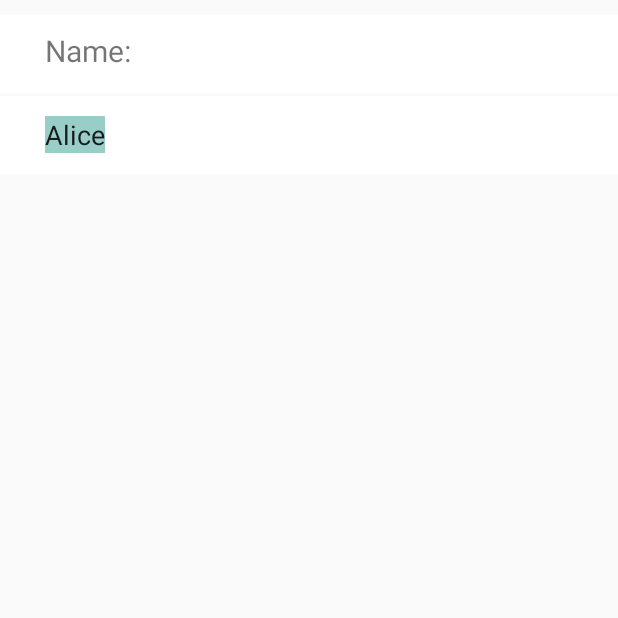
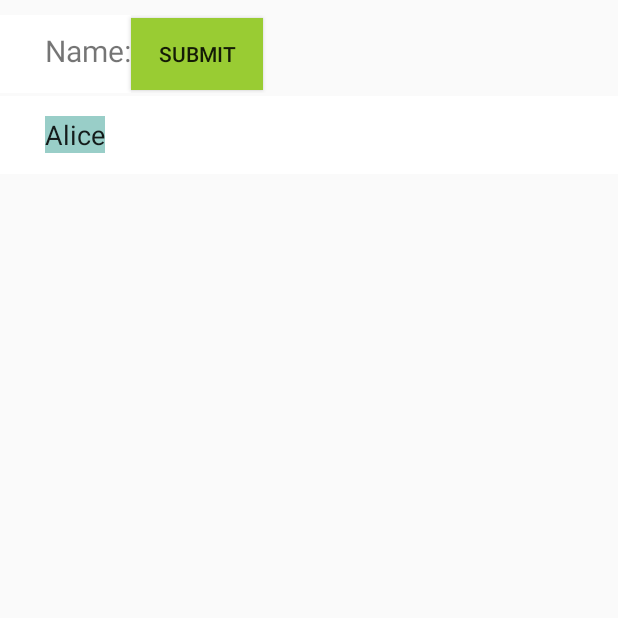
Before and after one commit to chendongmidong/Nourriture_BTJU, an Android app: the PersonalSettingFragment screen opened directly, with no data from a screen before it, after a tap on "Name", on a phone screen of 412 x 824 dp, the top half of it. Run offline under Robolectric (Android 15) with nearby library versions, the phone set to English and light mode, and no system bars.

Commit message:
setting module

```diff
--- a/application/Nourriture/app/src/main/java/com/nourriture/app/setting/PersonalSettingFragment.java
+++ b/application/Nourriture/app/src/main/java/com/nourriture/app/setting/PersonalSettingFragment.java
@@ -17,7 +17,8 @@ import java.util.*;
  * Created by liuyifan on 15/12/10.
  */
 @SuppressWarnings("unchecked")
-public class PersonalSettingFragment extends Fragment implements AdapterView.OnItemClickListener {
+public class PersonalSettingFragment extends Fragment
+        implements AdapterView.OnItemClickListener {
     private int[] picture = {R.mipmap.name, R.mipmap.account, R.mipmap.password, R.mipmap.sex, R.mipmap.country, R.mipmap.religion};
     private String[] list = {"Name", "Account", "Password", "Sex", "Country", "Religion"};
     private String[] value = new String[6];
@@ -95,7 +96,8 @@ public class PersonalSettingFragment extends Fragment implements AdapterView.OnI
             if (actionName.equals("name")){
                 String name = value[0];
                 Bundle arguments = new Bundle();
-                arguments.putString("name",name);
+                arguments.putString("name", name);
+                arguments.putBoolean("isTwoPane", isTwoPane);
                 PersonalSettingNameFragment personalSettingNameFragment = new PersonalSettingNameFragment();
                 personalSettingNameFragment.setArguments(arguments);
                 getActivity().getSupportFragmentManager().beginTransaction()
@@ -104,7 +106,7 @@ public class PersonalSettingFragment extends Fragment implements AdapterView.OnI
         } else {
             if (actionName.equals("name")){
                 String name = value[0];
-                PersonalSettingNameActivity.actionStart(getActivity(), name);
+                PersonalSettingNameActivity.actionStart(getActivity(), name, isTwoPane);
             }
         }
     }
--- a/application/Nourriture/app/src/main/java/com/nourriture/app/setting/PersonalSettingNameActivity.java
+++ b/application/Nourriture/app/src/main/java/com/nourriture/app/setting/PersonalSettingNameActivity.java
@@ -17,15 +17,18 @@ public class PersonalSettingNameActivity extends FragmentActivity {
         requestWindowFeature(Window.FEATURE_NO_TITLE);
         setContentView(R.layout.setting_name);
 
-        String name = getIntent().getStringExtra("name");
-        PersonalSettingNameFragment personalSettingNameFragment =
-                (PersonalSettingNameFragment) getSupportFragmentManager().findFragmentById(R.id.setting_name_frag);
-        personalSettingNameFragment.setName(name);
+//        String name = getIntent().getStringExtra("name");
+//        boolean isTwoPane = getIntent().getBooleanExtra("isTwoPane", false);
+//
+//        PersonalSettingNameFragment personalSettingNameFragment =
+//                (PersonalSettingNameFragment) getSupportFragmentManager().findFragmentById(R.id.setting_name_frag);
+//        personalSettingNameFragment.setName(name);
     }
 
-    public static void actionStart(Context context, String name){
+    public static void actionStart(Context context, String name, boolean isTwoPane){
         Intent intent = new Intent(context, PersonalSettingNameActivity.class);
-        intent.putExtra("name",name);
+        intent.putExtra("name", name);
+        intent.putExtra("isTwoPane", isTwoPane);
         context.startActivity(intent);
     }
 }
--- a/application/Nourriture/app/src/main/java/com/nourriture/app/setting/PersonalSettingNameFragment.java
+++ b/application/Nourriture/app/src/main/java/com/nourriture/app/setting/PersonalSettingNameFragment.java
@@ -6,6 +6,7 @@ import android.support.v4.app.Fragment;
 import android.view.LayoutInflater;
 import android.view.View;
 import android.view.ViewGroup;
+import android.widget.Button;
 import android.widget.EditText;
 import com.nourriture.app.R;
 
@@ -14,14 +15,20 @@ import com.nourriture.app.R;
  */
 public class PersonalSettingNameFragment extends Fragment {
     private View view;
-    private String name = "";
+    private String name;
+    boolean isTwoPane;
 
     @Override
     public void onCreate(Bundle savedInstanceState){
         super.onCreate(savedInstanceState);
 
-        if(getArguments()!=null && getArguments().containsKey("name")){
+        //get name and isTwoPane from Bundle--tablet or Intent--phone
+        if(getArguments()!=null && getArguments().containsKey("name") && getArguments().containsKey("isTwoPane")){
             name = getArguments().getString("name");
+            isTwoPane = getArguments().getBoolean("isTwoPane");
+        } else if(getActivity().getIntent().getStringExtra("name") != null){
+            name = getActivity().getIntent().getStringExtra("name");
+            isTwoPane = getActivity().getIntent().getBooleanExtra("isTwoPane", false);
         }
     }
 
@@ -29,12 +36,29 @@ public class PersonalSettingNameFragment extends Fragment {
     public View onCreateView(LayoutInflater inflater, ViewGroup container, Bundle savedInstanceState){
         view = inflater.inflate(R.layout.setting_name_frag, container, false);
 
-        if(!name.equals("")){
-            setName(name);
-        }
+        setName(name);
+
+        Button button = (Button) view.findViewById(R.id.name_submit);
+        button.setOnClickListener(new View.OnClickListener() {
+            @Override
+            public void onClick(View view1) {
+                EditText editText = (EditText) view.findViewById(R.id.edit_name);
+                String name = editText.getText().toString();
+                System.out.println("--Input:" + name);
+
+                if(isTwoPane){
+                    System.out.println("--Large:" + name);
+                    // refresh the name value in the left fragment <TODO>
+                } else {
+                    System.out.println("--Small:" + name);
+                    // close the activity and refresh the value <TODO>
+                }
+            }
+        });
         return view;
     }
 
+    // set the name into the EditText
     public void setName(String string){
         EditText nameView = (EditText) view.findViewById(R.id.edit_name);
         nameView.setText(string);
--- a/application/Nourriture/app/src/main/res/layout/setting_name_frag.xml
+++ b/application/Nourriture/app/src/main/res/layout/setting_name_frag.xml
@@ -4,15 +4,27 @@
               android:layout_width="match_parent"
               android:layout_height="match_parent">
     <TextView android:layout_width="wrap_content" android:layout_height="10dp"/>
+    <LinearLayout
+            android:layout_width="match_parent"
+            android:layout_height="wrap_content"
+            android:orientation="horizontal">
 
         <TextView
-            android:layout_width="match_parent"
+                android:layout_width="wrap_content"
                 android:layout_height="52dp"
                 android:text="@string/name"
                 android:textSize="20sp"
                 android:paddingTop="10sp"
                 android:paddingLeft="30dp"
                 android:background="#ffff"/>
+
+        <Button
+                android:id="@+id/name_submit"
+                android:layout_width="wrap_content"
+                android:layout_height="wrap_content"
+                android:text="@string/submit"
+                android:background="#99CC33"/>
+    </LinearLayout>
 
     <TextView android:layout_width="wrap_content" android:layout_height="2dp"/>
 
--- a/application/Nourriture/app/src/main/res/values/strings.xml
+++ b/application/Nourriture/app/src/main/res/values/strings.xml
@@ -7,10 +7,10 @@
     <string name="title_section4">Add Moments</string>
 
     <string name="action_settings">Settings</string>
-
     <string name="personal_setting">Personal Setting</string>
     <string name="eating_setting">Eating Setting</string>
     <string name="value_test">value test</string>
     <string name="name">Name:</string>
+    <string name="submit">Submit</string>
 
 </resources>
```
Lines whose indentation alone changed are shown as unchanged.
